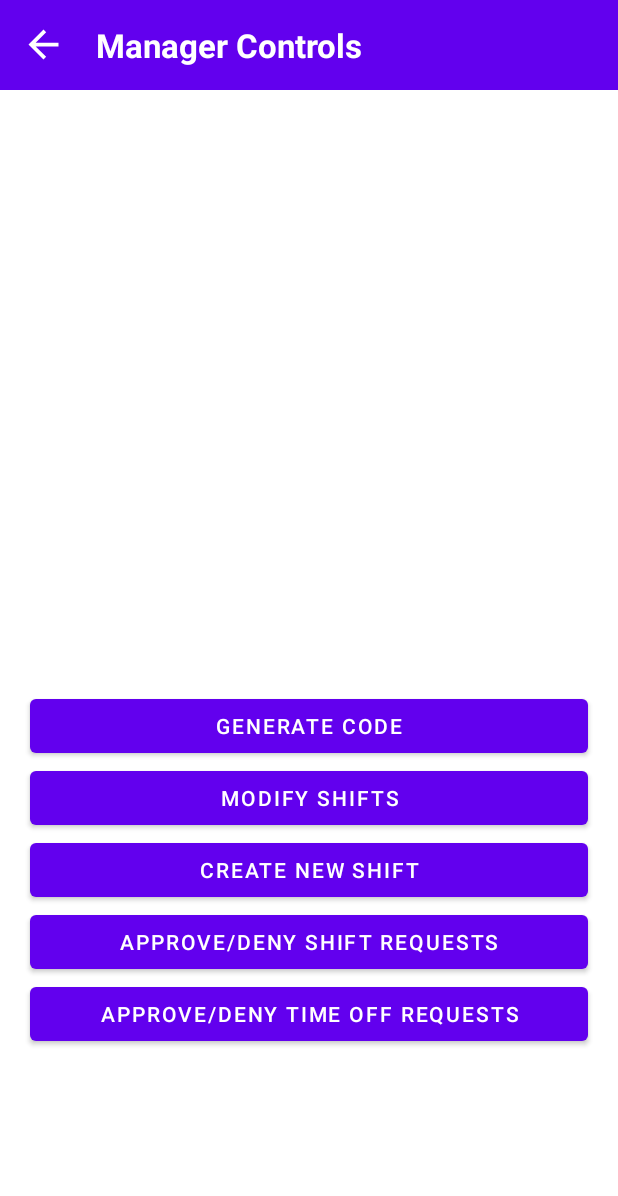
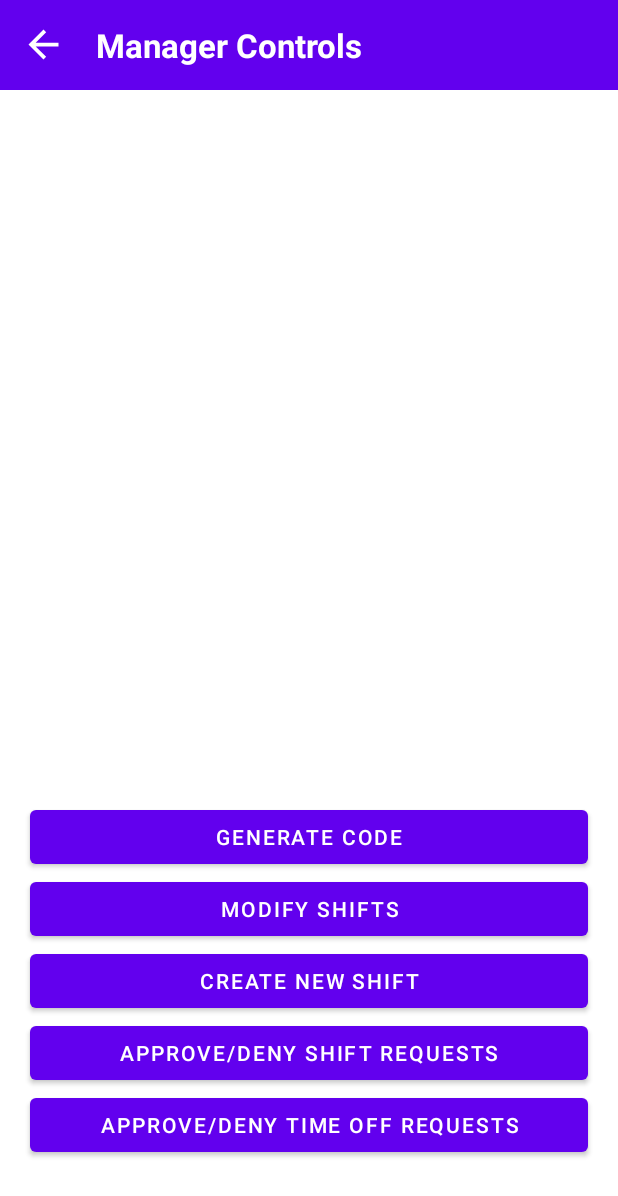
Before and after one commit to MonJamp/ProShift, an Android app: the ManagerControlsActivity screen opened directly, with no data from a screen before it, on a phone screen of 412 x 824 dp. Shown: the top 1196 px of the screen. Run offline under Robolectric (Android 15) with nearby library versions, the phone set to English and light mode, and no system bars.

Commit message:
Fixing layout issues
Fixed the manager controls, and request time off activity layout issues. Everything else seems to work.

```diff
--- /dev/null
+++ b/app/src/main/res/drawable/ic_baseline_add_circle_outline_24.xml
@@ -0,0 +1,5 @@
+<vector android:height="24dp" android:tint="#BC0400"
+    android:viewportHeight="24" android:viewportWidth="24"
+    android:width="24dp" xmlns:android="http://schemas.android.com/apk/res/android">
+    <path android:fillColor="@android:color/white" android:pathData="M13,7h-2v4L7,11v2h4v4h2v-4h4v-2h-4L13,7zM12,2C6.48,2 2,6.48 2,12s4.48,10 10,10 10,-4.48 10,-10S17.52,2 12,2zM12,20c-4.41,0 -8,-3.59 -8,-8s3.59,-8 8,-8 8,3.59 8,8 -3.59,8 -8,8z"/>
+</vector>
--- a/app/src/main/res/layout/activity_manager_controls.xml
+++ b/app/src/main/res/layout/activity_manager_controls.xml
@@ -38,11 +38,11 @@
                 android:textStyle="bold"
                 />
         </LinearLayout>
-
-        <TextView
+        <LinearLayout
             android:layout_width="match_parent"
-            android:layout_height="400dp"/>
-
+            android:layout_height="match_parent"
+            android:orientation="vertical"
+            android:gravity="bottom">
             <Button
                 android:id="@+id/generateCodeButton"
                 android:layout_width="match_parent"
@@ -83,5 +83,11 @@
                 android:layout_marginEnd="20dp"
                 android:text="Approve/Deny time off requests" />
 
+            <TextView
+                android:id="@+id/textView2"
+                android:layout_width="match_parent"
+                android:layout_height="50dp" />
+        </LinearLayout>
+
     </LinearLayout>
 </androidx.constraintlayout.widget.ConstraintLayout>
```
Also changed, not shown: app/src/main/res/layout/activity_time_off.xml (+11 -9 lines). Lines whose indentation alone changed are shown as unchanged.
